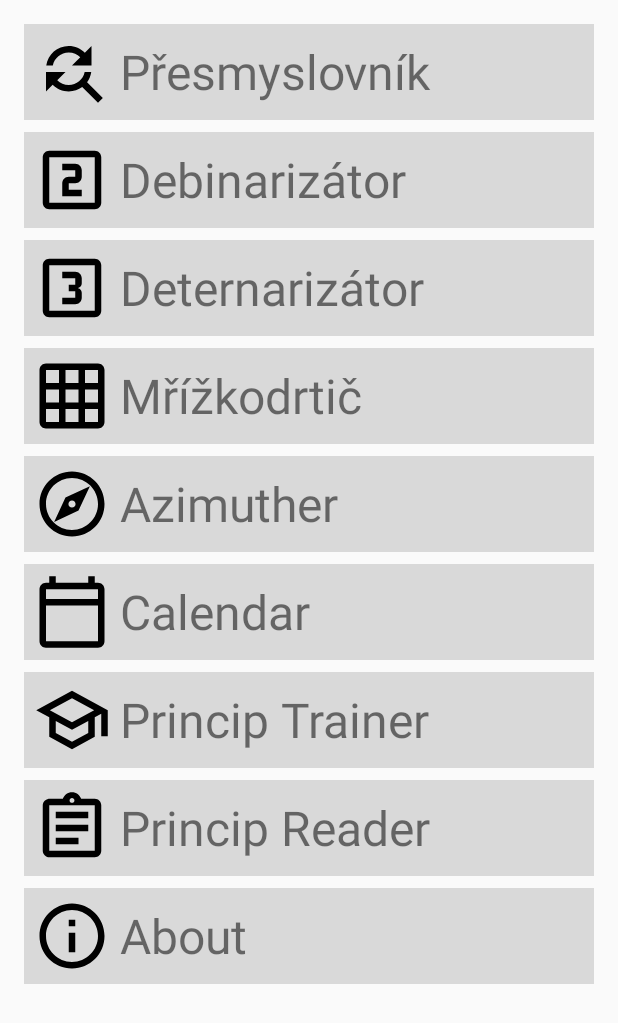
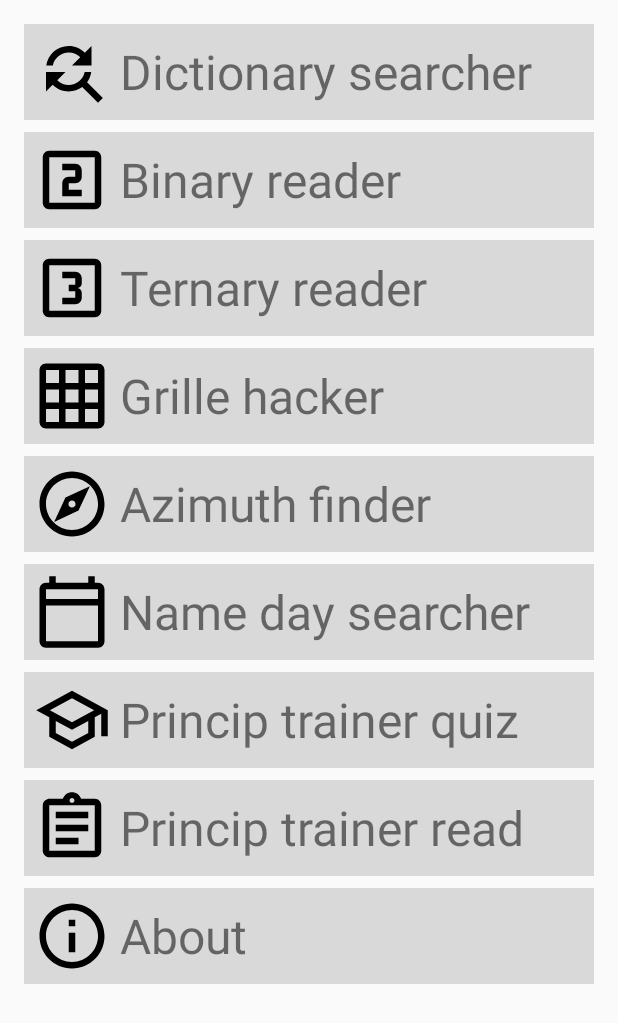
Before and after one commit to adamsikora/CipherBreaker, an Android app: the screen it shows after launch (MainActivity), on a phone screen of 412 x 824 dp. Shown: the top 1023 px of the screen. Run offline under Robolectric (Android 15) with nearby library versions, the phone set to English and light mode, and no system bars.

Commit message:
Improve naming throughout the app

```diff
--- a/app/src/main/res/values/strings.xml
+++ b/app/src/main/res/values/strings.xml
@@ -1,14 +1,14 @@
 <resources>
-    <string name="app_name">Šifro Haluzič</string>
+    <string name="app_name">Cipher Breaker</string>
 
-    <string name="presmyslovnik">Přesmyslovník</string>
-    <string name="debinarizator">Debinarizátor</string>
-    <string name="deternarizator">Deternarizátor</string>
-    <string name="mrizkodrtic">Mřížkodrtič</string>
-    <string name="azimuther">Azimuther</string>
-    <string name="calendar">Calendar</string>
-    <string name="principtrainer">Princip Trainer</string>
-    <string name="principreader">Princip Reader</string>
+    <string name="presmyslovnik">Dictionary searcher</string>
+    <string name="debinarizator">Binary reader</string>
+    <string name="deternarizator">Ternary reader</string>
+    <string name="mrizkodrtic">Grille hacker</string>
+    <string name="azimuther">Azimuth finder</string>
+    <string name="calendar">Name day searcher</string>
+    <string name="principtrainer">Princip trainer quiz</string>
+    <string name="principreader">Princip trainer read</string>
     <string name="about">About</string>
 
     <string name="result">Results:\n</string>
@@ -16,9 +16,9 @@
 
     <string-array name="presmyslovnik_mode">
         <item>Regex</item>
-        <item>Subset</item>
-        <item>Exact</item>
-        <item>Superset</item>
+        <item>Subanagram</item>
+        <item>Anagram</item>
+        <item>Superanagram</item>
         <item>Hamming</item>
         <item>Levenshtein</item>
         <item># Morse</item>
@@ -30,10 +30,10 @@
     </string-array>
 
     <string-array name="presmyslovnik_dictionary">
-        <item>en</item>
-        <item>cz p.j.</item>
-        <item>cz</item>
-        <item>cz big</item>
+        <item>EN</item>
+        <item>CZ nouns</item>
+        <item>CZ</item>
+        <item>CZ big</item>
         <item>Prague</item>
         <item>Brno</item>
         <item>Czechia</item>
```
